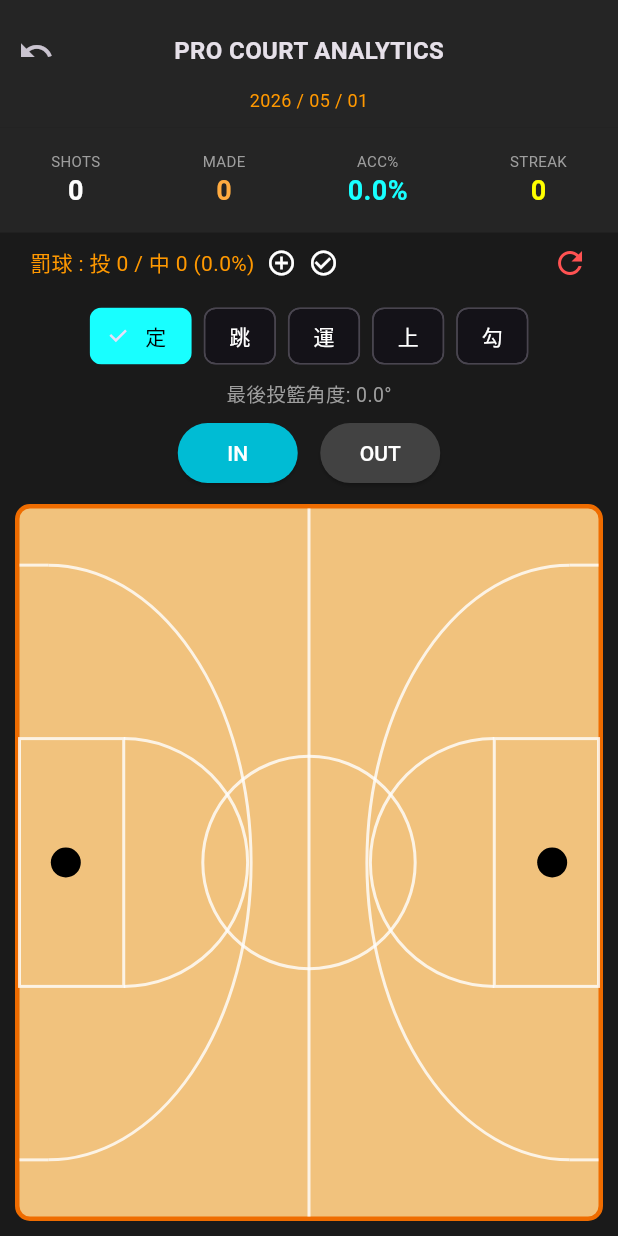
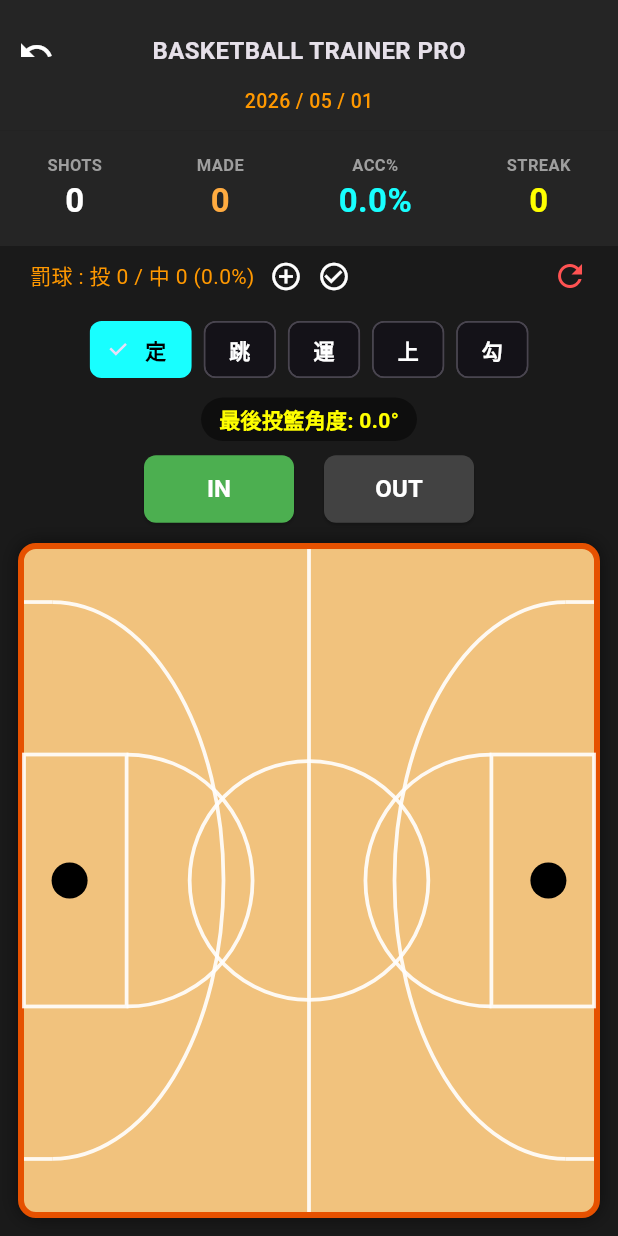
Before and after one commit to qp2ldilrul/basketball_trainer, a Flutter app: the screen it shows after launch, after a tap on the "undo" icon, on a phone screen of 412 x 824 dp. Run offline on Flutter 3.47's test engine with Material 3 defaults, Android fonts, the phone set to English and light mode, and no system bars.

Commit message:
force update basketball pro version

```diff
--- a/lib/main.dart
+++ b/lib/main.dart
@@ -81,6 +81,7 @@ class _ShotTrackerBodyState extends State<ShotTrackerBody> {
   };
 
   void _handleTap(Offset pos, Size size) {
+    // 依妳之前的邏輯：計算相對於最近大黑點（籃框位置）的角度
     double targetX = pos.dx > size.width / 2 ? size.width * 0.92 : size.width * 0.08;
     double targetY = size.height / 2;
     double dx = pos.dx - targetX;
@@ -124,10 +125,13 @@ class _ShotTrackerBodyState extends State<ShotTrackerBody> {
     int made = _records.where((r) => r.isMade).length;
     double acc = total == 0 ? 0 : (made / total) * 100;
     double ftAcc = _ftTotal == 0 ? 0 : (_ftMade / _ftTotal) * 100;
+
+    // 1. 日期顯示
     String today = "${DateTime.now().year} / ${DateTime.now().month.toString().padLeft(2, '0')} / ${DateTime.now().day.toString().padLeft(2, '0')}";
 
     return Column(
       children: [
+        // 頂部標題與返回鍵
         Container(
           width: double.infinity,
           padding: const EdgeInsets.only(top: 10),
@@ -137,16 +141,18 @@ class _ShotTrackerBodyState extends State<ShotTrackerBody> {
               Row(
                 mainAxisAlignment: MainAxisAlignment.spaceBetween,
                 children: [
-                  IconButton(icon: const Icon(Icons.undo), onPressed: _undo),
-                  const Text('PRO COURT ANALYTICS', style: TextStyle(fontWeight: FontWeight.bold, fontSize: 16)),
+                  // 2. 回上一步按鈕
+                  IconButton(icon: const Icon(Icons.undo, color: Colors.white), onPressed: _undo),
+                  const Text('BASKETBALL TRAINER PRO', style: TextStyle(fontWeight: FontWeight.bold, fontSize: 16)),
                   const SizedBox(width: 48),
                 ],
               ),
-              Text(today, style: const TextStyle(color: Colors.orange, fontSize: 12)),
+              Text(today, style: const TextStyle(color: Colors.orange, fontSize: 13, fontWeight: FontWeight.w500)),
               const SizedBox(height: 10),
             ],
           ),
         ),
+        // 統計數據
         Container(
           padding: const EdgeInsets.symmetric(vertical: 15),
           color: const Color(0xFF252525),
@@ -160,20 +166,22 @@ class _ShotTrackerBodyState extends State<ShotTrackerBody> {
             ],
           ),
         ),
+        // 罰球控制區
         Padding(
           padding: const EdgeInsets.symmetric(vertical: 8, horizontal: 20),
           child: Row(
             children: [
               Text('罰球 : 投 $_ftTotal / 中 $_ftMade (${ftAcc.toStringAsFixed(1)}%)', style: const TextStyle(color: Colors.orange, fontSize: 14)),
-              const SizedBox(width: 8),
-              GestureDetector(onTap: () => setState(() => _ftTotal++), child: const Icon(Icons.add_circle_outline, size: 20)),
-              const SizedBox(width: 8),
-              GestureDetector(onTap: () => setState(() { _ftTotal++; _ftMade++; }), child: const Icon(Icons.check_circle_outline, size: 20)),
+              const SizedBox(width: 10),
+              GestureDetector(onTap: () => setState(() => _ftTotal++), child: const Icon(Icons.add_circle_outline, size: 22)),
+              const SizedBox(width: 10),
+              GestureDetector(onTap: () => setState(() { _ftTotal++; _ftMade++; }), child: const Icon(Icons.check_circle_outline, size: 22)),
               const Spacer(),
               GestureDetector(onTap: () => setState(() { _records.clear(); _ftTotal = 0; _ftMade = 0; _streak = 0; _lastAngle = 0; }), child: const Icon(Icons.refresh, color: Colors.redAccent, size: 24)),
             ],
           ),
         ),
+        // 3. 類型與角度顯示 (角度會在這裡出現)
         const SizedBox(height: 5),
         Row(
           mainAxisAlignment: MainAxisAlignment.center,
@@ -183,33 +191,40 @@ class _ShotTrackerBodyState extends State<ShotTrackerBody> {
               label: Text(type),
               selected: _currentType == type,
               selectedColor: _typeColors[type],
-              labelStyle: TextStyle(color: _currentType == type ? Colors.black : Colors.white),
+              labelStyle: TextStyle(color: _currentType == type ? Colors.black : Colors.white, fontWeight: FontWeight.bold),
               onSelected: (val) => setState(() => _currentType = type),
             ),
           )).toList(),
         ),
         Padding(
-          padding: const EdgeInsets.symmetric(vertical: 5),
-          child: Text('最後投籃角度: ${_lastAngle.toStringAsFixed(1)}°', style: const TextStyle(color: Colors.grey, fontSize: 13)),
+          padding: const EdgeInsets.symmetric(vertical: 8),
+          child: Container(
+            padding: const EdgeInsets.symmetric(horizontal: 12, vertical: 4),
+            decoration: BoxDecoration(color: Colors.black45, borderRadius: BorderRadius.circular(15)),
+            child: Text('最後投籃角度: ${_lastAngle.toStringAsFixed(1)}°', style: const TextStyle(color: Colors.yellowAccent, fontSize: 14, fontWeight: FontWeight.bold)),
+          ),
         ),
+        // 進球狀態切換
         Row(
           mainAxisAlignment: MainAxisAlignment.center,
           children: [
-            _goalBtn(true, 'IN', Colors.grey.shade700),
-            const SizedBox(width: 15),
-            _goalBtn(false, 'OUT', Colors.redAccent),
+            _goalBtn(true, 'IN', Colors.green),
+            const SizedBox(width: 20),
+            _goalBtn(false, 'OUT', Colors.red),
           ],
         ),
+        // 4. 球場繪製區 (完整線條)
         Expanded(
           child: Padding(
-            padding: const EdgeInsets.all(10),
+            padding: const EdgeInsets.all(12),
             child: AspectRatio(
               aspectRatio: 16 / 9,
               child: Container(
                 decoration: BoxDecoration(
                   color: const Color(0xFFF1C27D),
-                  borderRadius: BorderRadius.circular(10),
-                  border: Border.all(color: Colors.orange.shade800, width: 3),
+                  borderRadius: BorderRadius.circular(12),
+                  border: Border.all(color: Colors.orange.shade900, width: 4),
+                  boxShadow: [BoxShadow(color: Colors.black.withOpacity(0.5), blurRadius: 10)],
                 ),
                 child: LayoutBuilder(
                   builder: (context, constraints) {
@@ -232,8 +247,8 @@ class _ShotTrackerBodyState extends State<ShotTrackerBody> {
 
   Widget _statBox(String label, String val, Color c) {
     return Column(children: [
-      Text(label, style: const TextStyle(fontSize: 10, color: Colors.grey)),
-      Text(val, style: TextStyle(fontSize: 18, fontWeight: FontWeight.bold, color: c)),
+      Text(label, style: const TextStyle(fontSize: 11, color: Colors.grey, fontWeight: FontWeight.bold)),
+      Text(val, style: TextStyle(fontSize: 22, fontWeight: FontWeight.bold, color: c)),
     ]);
   }
 
@@ -242,10 +257,11 @@ class _ShotTrackerBodyState extends State<ShotTrackerBody> {
     return ElevatedButton(
       onPressed: () => setState(() => _nextIsMade = goal),
       style: ElevatedButton.styleFrom(
-        backgroundColor: active ? (goal ? Colors.cyan : Colors.red) : Colors.grey[800],
-        minimumSize: const Size(80, 40),
+        backgroundColor: active ? c : Colors.grey[800],
+        minimumSize: const Size(100, 45),
+        shape: RoundedRectangleBorder(borderRadius: BorderRadius.circular(8)),
       ),
-      child: Text(txt, style: const TextStyle(color: Colors.white)),
+      child: Text(txt, style: const TextStyle(color: Colors.white, fontWeight: FontWeight.bold, fontSize: 16)),
     );
   }
 }
@@ -257,9 +273,9 @@ class FullCourtPainter extends CustomPainter {
   @override
   void paint(Canvas canvas, Size size) {
     final linePaint = Paint()
-      ..color = Colors.white.withOpacity(0.8)
+      ..color = Colors.white.withOpacity(0.9)
       ..style = PaintingStyle.stroke
-      ..strokeWidth = 2.0;
+      ..strokeWidth = 2.5;
 
     final dotPaint = Paint()..color = Colors.black..style = PaintingStyle.fill;
 
@@ -268,18 +284,19 @@ class FullCourtPainter extends CustomPainter {
     double midX = w / 2;
     double midY = h / 2;
 
-    // 1. 中線與中圈
+    // --- 完整球場線條繪製 ---
+    // 中線與中圈
     canvas.drawLine(Offset(midX, 0), Offset(midX, h), linePaint);
-    canvas.drawCircle(Offset(midX, midY), h * 0.15, linePaint);
+    canvas.drawCircle(Offset(midX, midY), h * 0.18, linePaint);
 
-    // 2. 繪製左右兩側的球場標線
+    // 繪製左右半場
     for (bool isLeft in [true, false]) {
       double sideMul = isLeft ? 1 : -1;
       double startX = isLeft ? 0 : w;
 
-      // 禁區 (Key)
+      // 禁區 (The Key)
       double keyW = w * 0.18;
-      double keyH = h * 0.35;
+      double keyH = h * 0.38;
       canvas.drawRect(
         Rect.fromCenter(
           center: Offset(startX + (sideMul * keyW / 2), midY),
@@ -302,20 +319,20 @@ class FullCourtPainter extends CustomPainter {
         linePaint,
       );
 
-      // 三分線
-      double threeDist = w * 0.35;
-      double straightLineH = h * 0.1; // 三分線底角直線部分
+      // 三分線 (弧線 + 兩側底角直線)
+      double threeR = h * 0.42;
+      double straightW = w * 0.05;
 
       // 底角直線
-      canvas.drawLine(Offset(startX, midY - (h * 0.42)), Offset(startX + (sideMul * w * 0.05), midY - (h * 0.42)), linePaint);
-      canvas.drawLine(Offset(startX, midY + (h * 0.42)), Offset(startX + (sideMul * w * 0.05), midY + (h * 0.42)), linePaint);
+      canvas.drawLine(Offset(startX, midY - threeR), Offset(startX + (sideMul * straightW), midY - threeR), linePaint);
+      canvas.drawLine(Offset(startX, midY + threeR), Offset(startX + (sideMul * straightW), midY + threeR), linePaint);
 
-      // 三分線大弧度
+      // 三分弧
       canvas.drawArc(
         Rect.fromCenter(
-          center: Offset(startX + (sideMul * w * 0.05), midY),
-          width: threeDist * 2,
-          height: h * 0.84,
+          center: Offset(startX + (sideMul * straightW), midY),
+          width: (w * 0.3) * 2,
+          height: threeR * 2,
         ),
         isLeft ? -math.pi / 2 : math.pi / 2,
         math.pi,
@@ -324,19 +341,20 @@ class FullCourtPainter extends CustomPainter {
       );
     }
 
-    // 3. 左右兩側中線位置的實心大黑點 (依要求保留)
-    canvas.drawCircle(Offset(w * 0.08, midY), 10, dotPaint);
-    canvas.drawCircle(Offset(w * 0.92, midY), 10, dotPaint);
+    // 依要求：左右兩側中線位置的實心大黑點
+    canvas.drawCircle(Offset(w * 0.08, midY), 12, dotPaint);
+    canvas.drawCircle(Offset(w * 0.92, midY), 12, dotPaint);
 
-    // 4. 繪製投籃點
+    // --- 繪製投籃標記 ---
     for (var r in records) {
-      final pPaint = Paint()..color = r.color;
+      final pPaint = Paint()..color = r.color..strokeCap = StrokeCap.round;
       if (r.isMade) {
-        canvas.drawCircle(r.position, 7, pPaint);
+        canvas.drawCircle(r.position, 8, pPaint);
       } else {
-        canvas.drawCircle(r.position, 7, pPaint..style = PaintingStyle.stroke..strokeWidth = 2);
-        canvas.drawLine(Offset(r.position.dx-4, r.position.dy-4), Offset(r.position.dx+4, r.position.dy+4), pPaint);
-        canvas.drawLine(Offset(r.position.dx+4, r.position.dy-4), Offset(r.position.dx-4, r.position.dy+4), pPaint);
+        canvas.drawCircle(r.position, 8, pPaint..style = PaintingStyle.stroke..strokeWidth = 3);
+        // 畫 X
+        canvas.drawLine(Offset(r.position.dx-5, r.position.dy-5), Offset(r.position.dx+5, r.position.dy+5), pPaint);
+        canvas.drawLine(Offset(r.position.dx+5, r.position.dy-5), Offset(r.position.dx-5, r.position.dy+5), pPaint);
       }
     }
   }
```
